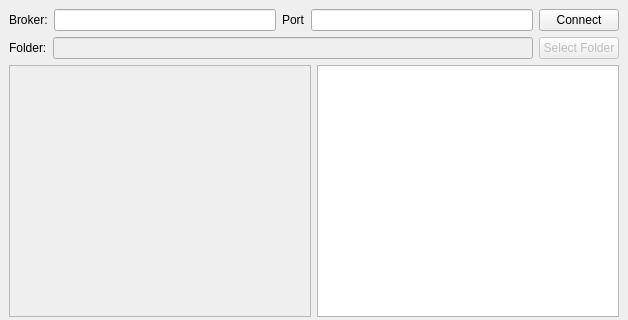
Ecenys/MQTT-Message-Tester, file mainWindow.ui: the form before one commit; both pictures show x 0 to 628 and y 0 to 320 of the 628 by 634 pixel window.
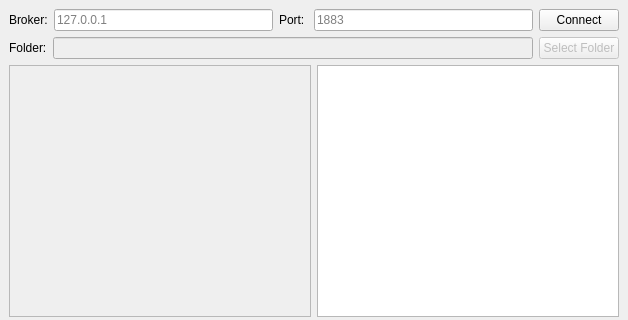
The form after the commit.

The edit to the form file:
```diff
--- a/mainWindow.ui
+++ b/mainWindow.ui
@@ -22,17 +22,25 @@
        </widget>
       </item>
       <item>
-       <widget class="QLineEdit" name="brokerAddressLineEdit"/>
+       <widget class="QLineEdit" name="brokerAddressLineEdit">
+        <property name="placeholderText">
+         <string>127.0.0.1</string>
+        </property>
+       </widget>
       </item>
       <item>
        <widget class="QLabel" name="label_2">
         <property name="text">
-         <string>Port</string>
+         <string>Port: </string>
         </property>
        </widget>
       </item>
       <item>
-       <widget class="QLineEdit" name="brokerPortLineEdit"/>
+       <widget class="QLineEdit" name="brokerPortLineEdit">
+        <property name="placeholderText">
+         <string>1883</string>
+        </property>
+       </widget>
       </item>
       <item>
        <widget class="QPushButton" name="connectButton">
```
